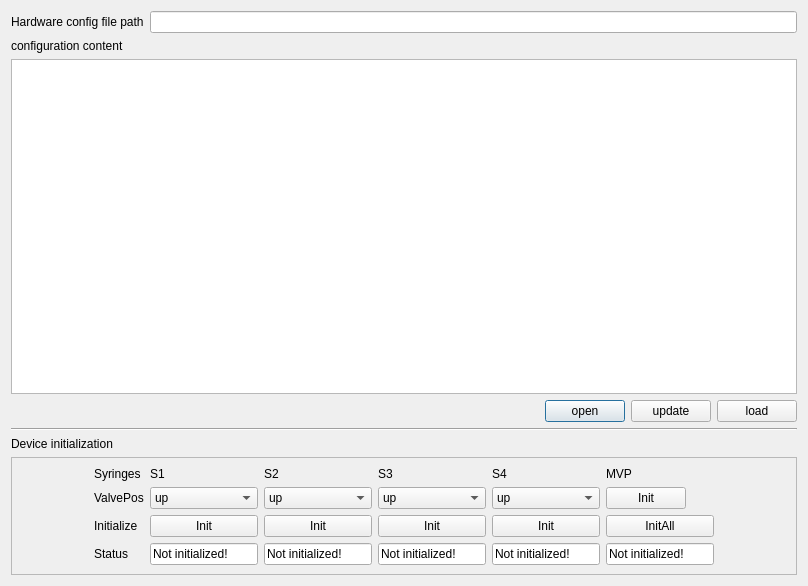
Old version of the form start_pump_client.ui in the repository jackey-qiu/PSD_controller.
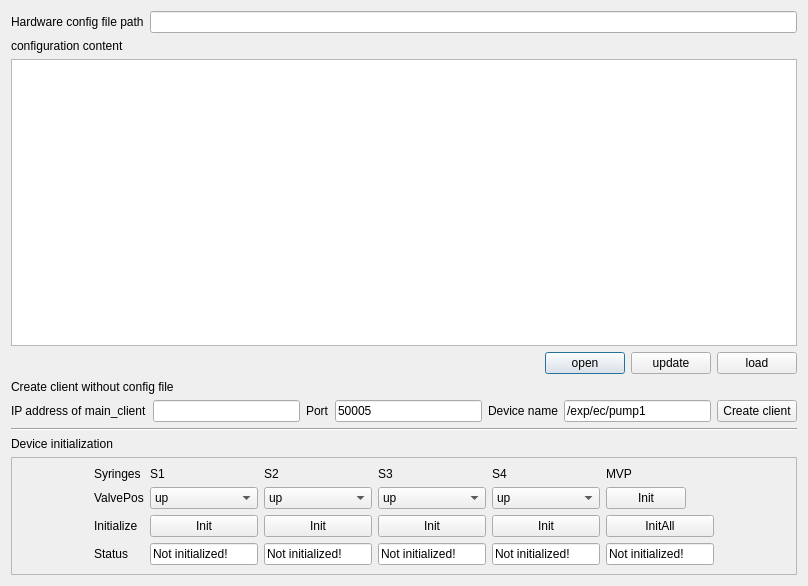
New version of the form.

Commit message: impliment the pump client being created without config file

The edit to the form file:
```diff
--- a/start_pump_client.ui
+++ b/start_pump_client.ui
@@ -76,6 +76,62 @@
      </item>
     </layout>
    </item>
+   <item>
+    <widget class="QLabel" name="label_13">
+     <property name="text">
+      <string>Create client without config file</string>
+     </property>
+    </widget>
+   </item>
+   <item>
+    <layout class="QHBoxLayout" name="horizontalLayout_4">
+     <item>
+      <widget class="QLabel" name="label_14">
+       <property name="text">
+        <string>IP address of main_client</string>
+       </property>
+      </widget>
+     </item>
+     <item>
+      <widget class="QLineEdit" name="lineEdit_ip"/>
+     </item>
+     <item>
+      <widget class="QLabel" name="label_15">
+       <property name="text">
+        <string>Port</string>
+       </property>
+      </widget>
+     </item>
+     <item>
+      <widget class="QLineEdit" name="lineEdit_port">
+       <property name="text">
+        <string>50005</string>
+       </property>
+      </widget>
+     </item>
+     <item>
+      <widget class="QLabel" name="label_16">
+       <property name="text">
+        <string>Device name</string>
+       </property>
+      </widget>
+     </item>
+     <item>
+      <widget class="QLineEdit" name="lineEdit_device_name">
+       <property name="text">
+        <string>/exp/ec/pump1</string>
+       </property>
+      </widget>
+     </item>
+     <item>
+      <widget class="QPushButton" name="pushButton_create_client">
+       <property name="text">
+        <string>Create client</string>
+       </property>
+      </widget>
+     </item>
+    </layout>
+   </item>
    <item>
     <widget class="Line" name="line">
      <property name="orientation">
```
The commit also changes 3 other files.
